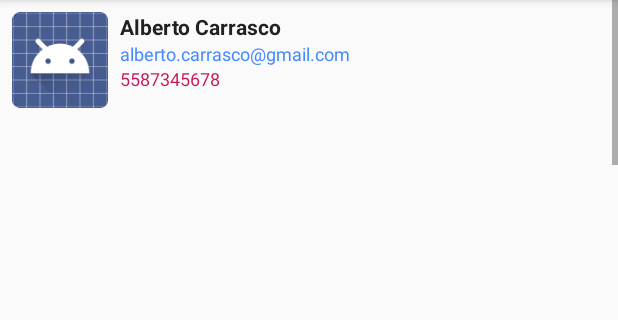
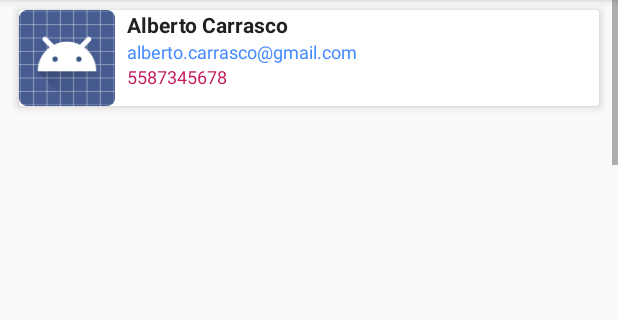
Before and after one commit to hercarr/hercarrdroid, an Android app: the fragment RemoteFriendListFragment placed in its activity, on a phone screen of 412 x 824 dp, the part 84-404 px from its top. Run offline under Robolectric (Android 15) with nearby library versions, the light colour scheme and no system bars; pictures from the network do not load; 1 statement that could not run was skipped.

Commit message:
setup cardview to the remote friend list

```diff
--- a/app/build.gradle
+++ b/app/build.gradle
@@ -25,6 +25,7 @@ dependencies {
     compile 'com.android.support:appcompat-v7:23.1.1'
     compile 'com.android.support:design:23.1.1'
     compile 'com.android.support:support-v4:23.1.1'
+    compile 'com.android.support:cardview-v7:23.1.1'
     compile 'com.android.support:recyclerview-v7:23.1.1'
     compile 'com.github.bumptech.glide:glide:3.7.0'
 }
--- a/app/src/main/java/mx/hercarr/hercarrdroid/adapters/FriendsAdapter.java
+++ b/app/src/main/java/mx/hercarr/hercarrdroid/adapters/FriendsAdapter.java
@@ -1,6 +1,7 @@
 package mx.hercarr.hercarrdroid.adapters;
 
 import android.content.Context;
+import android.support.annotation.LayoutRes;
 import android.support.v7.widget.RecyclerView;
 import android.view.LayoutInflater;
 import android.view.View;
@@ -17,17 +18,19 @@ import mx.hercarr.hercarrdroid.model.Friend;
 
 public class FriendsAdapter extends RecyclerView.Adapter<FriendsAdapter.FriendViewHolder> {
 
-    private Context context;
+    private final Context context;
+    private final int layoutId;
     private List<Friend> friends;
 
-    public FriendsAdapter(Context context, List<Friend> friends) {
+    public FriendsAdapter(Context context, List<Friend> friends, @LayoutRes int layoutId) {
         this.context = context;
+        this.layoutId = layoutId;
         this.friends = friends;
     }
 
     @Override
     public FriendViewHolder onCreateViewHolder(ViewGroup parent, int viewType) {
-        View view = LayoutInflater.from(context).inflate(R.layout.item_view_friend, parent, false);
+        View view = LayoutInflater.from(context).inflate(layoutId, parent, false);
         return new FriendViewHolder(view);
     }
 
--- a/app/src/main/java/mx/hercarr/hercarrdroid/fragments/LocalFriendListFragment.java
+++ b/app/src/main/java/mx/hercarr/hercarrdroid/fragments/LocalFriendListFragment.java
@@ -65,7 +65,7 @@ public class LocalFriendListFragment extends Fragment
     }
 
     private void setRecyclerView(List<Friend> friends) {
-        adapter = new FriendsAdapter(getActivity(), friends);
+        adapter = new FriendsAdapter(getActivity(), friends, R.layout.item_view_friend);
         rvFriends.setAdapter(adapter);
         rvFriends.setLayoutManager(new LinearLayoutManager(getActivity()));
         rvFriends.setHasFixedSize(true);
--- a/app/src/main/java/mx/hercarr/hercarrdroid/fragments/RemoteFriendListFragment.java
+++ b/app/src/main/java/mx/hercarr/hercarrdroid/fragments/RemoteFriendListFragment.java
@@ -66,11 +66,10 @@ public class RemoteFriendListFragment extends Fragment
     }
 
     private void setRecyclerView(List<Friend> friends) {
-        adapter = new FriendsAdapter(getActivity(), friends);
+        adapter = new FriendsAdapter(getActivity(), friends, R.layout.card_view_friend);
         rvFriends.setAdapter(adapter);
         rvFriends.setLayoutManager(new LinearLayoutManager(getActivity()));
         rvFriends.setHasFixedSize(true);
-        rvFriends.addItemDecoration(new DividerItemDecoration(getActivity()));
     }
 
 }
--- /dev/null
+++ b/app/src/main/res/layout/card_view_friend.xml
@@ -0,0 +1,64 @@
+<?xml version="1.0" encoding="utf-8"?>
+<LinearLayout xmlns:android="http://schemas.android.com/apk/res/android"
+    xmlns:tools="http://schemas.android.com/tools"
+    android:layout_width="match_parent"
+    android:layout_height="match_parent"
+    android:layout_marginTop="@dimen/card_margin"
+    android:layout_marginBottom="@dimen/card_margin"
+    android:layout_marginLeft="@dimen/list_margin"
+    android:layout_marginRight="@dimen/list_margin"
+    android:orientation="vertical">
+
+    <android.support.v7.widget.CardView
+        xmlns:card_view="http://schemas.android.com/apk/res-auto"
+        android:layout_width="match_parent"
+        android:layout_height="wrap_content"
+        card_view:cardCornerRadius="@dimen/card_corner_radius"
+        card_view:cardElevation="@dimen/card_elevation"
+        card_view:cardUseCompatPadding="true">
+
+        <RelativeLayout
+            android:layout_width="match_parent"
+            android:layout_height="match_parent">
+
+            <ImageView
+                android:id="@+id/imgProfile"
+                android:src="@android:drawable/sym_def_app_icon"
+                android:layout_width="64dp"
+                android:layout_height="64dp" />
+
+            <LinearLayout
+                android:layout_width="match_parent"
+                android:layout_height="wrap_content"
+                android:orientation="vertical"
+                android:layout_toRightOf="@+id/imgProfile"
+                android:layout_marginLeft="@dimen/list_margin">
+
+                <TextView
+                    android:id="@+id/lblName"
+                    tools:text="The full name value"
+                    android:layout_width="match_parent"
+                    android:layout_height="wrap_content"
+                    style="@style/list_friend_name" />
+
+                <TextView
+                    android:id="@+id/lblEmail"
+                    tools:text="The email value"
+                    android:layout_width="match_parent"
+                    android:layout_height="wrap_content"
+                    style="@style/list_friend_email" />
+
+                <TextView
+                    android:id="@+id/lblCell"
+                    tools:text="The cell value"
+                    android:layout_width="match_parent"
+                    android:layout_height="wrap_content"
+                    style="@style/list_friend_cell" />
+
+            </LinearLayout>
+
+        </RelativeLayout>
+
+    </android.support.v7.widget.CardView>
+
+</LinearLayout>
--- a/app/src/main/res/values/dimens.xml
+++ b/app/src/main/res/values/dimens.xml
@@ -8,4 +8,8 @@
     <dimen name="fab_margin">16dp</dimen>
 
     <dimen name="list_margin">8dp</dimen>
+    <dimen name="card_margin">0dp</dimen>
+
+    <dimen name="card_corner_radius">2dp</dimen>
+    <dimen name="card_elevation">4dp</dimen>
 </resources>
```
Also changed, not shown: 1 other file.
